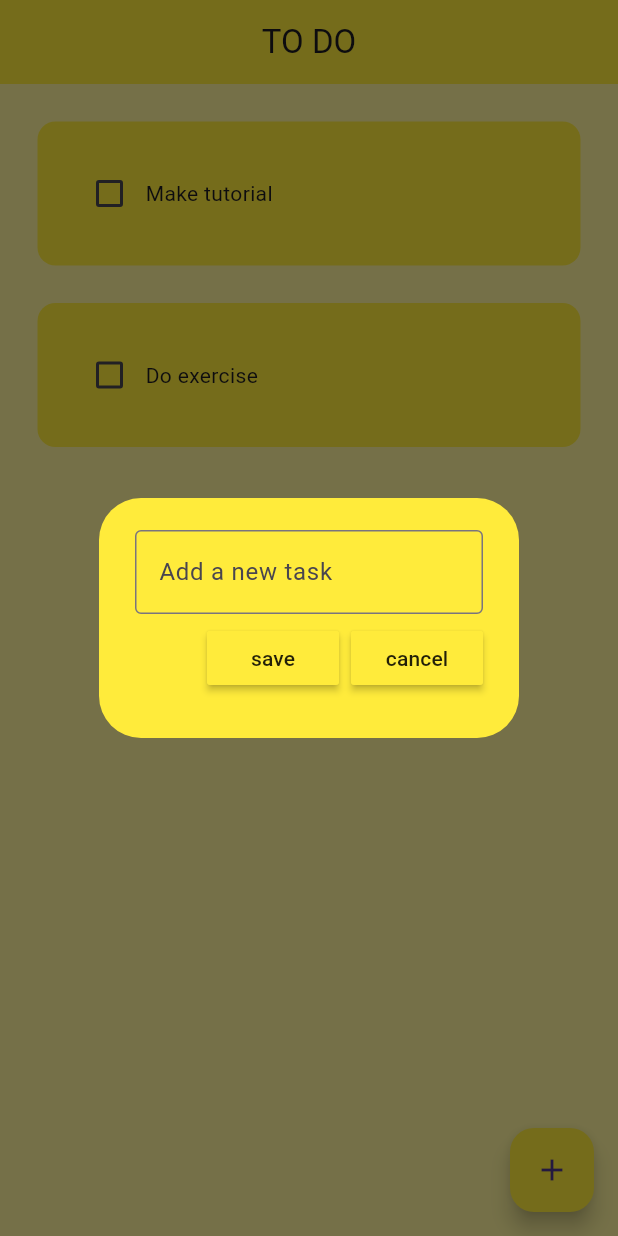
After one commit to kamilgadek/to_do_app_kamilgadek, a Flutter app: the screen it shows after launch, after a tap on the "add" icon, on a phone screen of 412 x 824 dp. The commit adds this screen. Run offline on Flutter 3.47's test engine with Material 3 defaults, Android fonts, the phone set to English and light mode, and no system bars.

Commit message:
Create a new task

```diff
--- a/lib/main.dart
+++ b/lib/main.dart
@@ -11,7 +11,7 @@ class MyApp extends StatelessWidget {
   @override
   Widget build(BuildContext context) {
     return  const MaterialApp(
-
+      debugShowCheckedModeBanner: false,
       home: HomePage(),
     );
   }
--- a/lib/screens/home_page.dart
+++ b/lib/screens/home_page.dart
@@ -1,4 +1,5 @@
 import 'package:flutter/material.dart';
+import 'package:to_do_app_koko/util/dialog_box.dart';
 import 'package:to_do_app_koko/util/todo_title.dart';
 
 class HomePage extends StatefulWidget {
@@ -9,6 +10,8 @@ class HomePage extends StatefulWidget {
 }
 
 class _HomePageState extends State<HomePage> {
+  final _controller = TextEditingController();
+
   //list of to do tasks to my ListView builder
   List toDoList = [
     ['Make tutorial', false],
@@ -16,11 +19,33 @@ class _HomePageState extends State<HomePage> {
   ];
 
   // method for check box was tapped
-  void checkBoxChanged(bool? value, int index){
+  void checkBoxChanged(bool? value, int index) {
     setState(() {
-      toDoList[index][1] = !toDoList[index][1]; // tworze to jako przeciwne w celu mozliwosci klikania
+      toDoList[index][1] = !toDoList[index]
+          [1]; // tworze to jako przeciwne w celu mozliwosci klikania
     });
   }
+
+  // save new task
+  void saveNewTask (){
+    setState(() {
+      toDoList.add([_controller.text, false]);
+      _controller.clear();
+    });
+    Navigator.of(context).pop();
+  }
+
+  // create a new task
+  void createNewTask(){
+    showDialog(context: context, builder: (context) {
+      return DialogBox(
+        controller: _controller,
+        onSave: saveNewTask,
+        onCancel: () => Navigator.of(context).pop(),
+      );
+    });
+  }
+
   @override
   Widget build(BuildContext context) {
     return Scaffold(
@@ -31,16 +56,20 @@ class _HomePageState extends State<HomePage> {
             child: Text('TO DO'),
           ),
         ),
+        floatingActionButton: FloatingActionButton(
+          onPressed: createNewTask,
+          backgroundColor: Colors.yellow,
+          child: const Icon(Icons.add),
+        ),
         body: ListView.builder(
           itemCount: toDoList.length,
-        itemBuilder:(context, index) {
+          itemBuilder: (context, index) {
             return ToDoTile(
               taskName: toDoList[index][0],
               taskCompleted: toDoList[index][1],
-          onChanged:(value) => checkBoxChanged(value, index),
+              onChanged: (value) => checkBoxChanged(value, index),
             );
           },
-      )
-    );
+        ));
   }
 }
--- /dev/null
+++ b/lib/util/dialog_box.dart
@@ -0,0 +1,49 @@
+import 'package:flutter/material.dart';
+import 'package:to_do_app_koko/util/my_button.dart';
+
+class DialogBox extends StatelessWidget {
+  final controller;
+  VoidCallback onSave;
+  VoidCallback onCancel;
+
+  DialogBox({
+    super.key,
+    required this.controller,
+    required this.onCancel,
+    required this.onSave,
+  });
+
+  @override
+  Widget build(BuildContext context) {
+    return AlertDialog(
+      backgroundColor: Colors.yellow,
+      content: SizedBox(
+        height: 120,
+        child: Column(
+          mainAxisAlignment: MainAxisAlignment.spaceEvenly,
+          children: [
+            //get user input
+            TextField(
+              controller: controller,
+              decoration: const InputDecoration(
+                  border: OutlineInputBorder(), hintText: 'Add a new task'),
+            ),
+            Row(
+              mainAxisAlignment: MainAxisAlignment.end,
+              children: [
+                //save button
+                MyButton(text: "save", onPressed: onSave),
+                const SizedBox(
+                  width: 8,
+                ),
+                //cancel button
+                MyButton(text: 'cancel', onPressed: onCancel),
+              ],
+            )
+            //buttons --> save button + cancel
+          ],
+        ),
+      ),
+    );
+  }
+}
--- /dev/null
+++ b/lib/util/my_button.dart
@@ -0,0 +1,20 @@
+import 'package:flutter/material.dart';
+
+class MyButton extends StatelessWidget {
+  final String text;
+  VoidCallback onPressed;
+  MyButton({
+    super.key,
+    required this.text,
+    required this.onPressed,
+  });
+
+  @override
+  Widget build(BuildContext context) {
+    return MaterialButton(
+      color: Colors.yellow,
+      onPressed: onPressed,
+      child: Text(text),
+    );
+  }
+}
```
Lines whose indentation alone changed are shown as unchanged.
